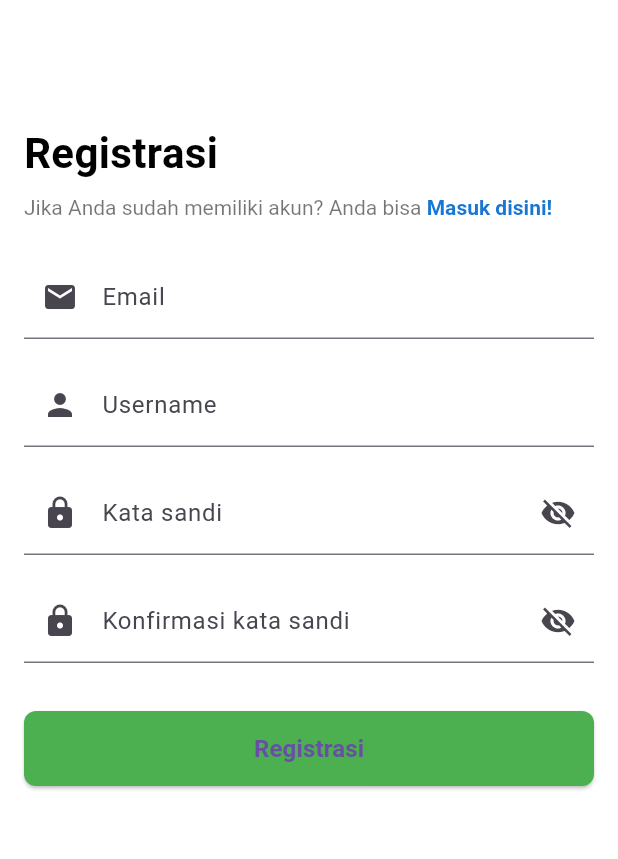
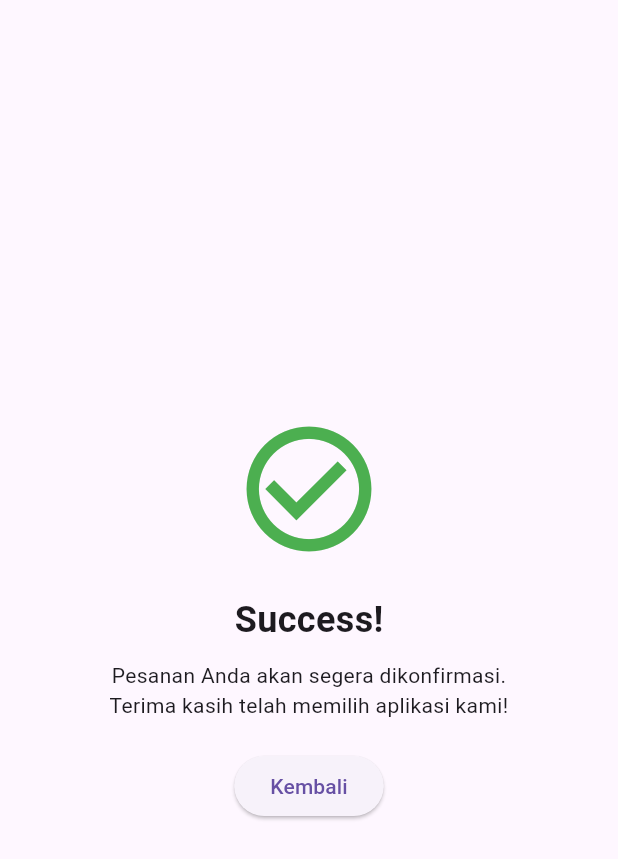
Before and after one commit to yplja01/toko_bunga, a Flutter app: the screen it shows after launch, on a phone screen of 412 x 824 dp. Shown: the top 859 px of the screen. Run offline on Flutter 3.47's test engine with Material 3 defaults, Android fonts, the light colour scheme and no system bars.

Commit message:
add :
Notifications dan Pembayaran

```diff
--- a/lib/main.dart
+++ b/lib/main.dart
@@ -1,7 +1,12 @@
 import 'package:flutter/material.dart';
+import 'package:toko_bunga/screens/Notifications.dart';
+import 'package:toko_bunga/screens/Pembayaran.dart';
 import 'screens/home_screen.dart';
 import 'screens/SignInScreen.dart';
 import 'screens/SearchScreen.dart';
+import 'screens/Pembayaran.dart';
+import 'screens/Notifications.dart';
+
 void main() {
   runApp(MyApp());
 }
@@ -16,7 +21,9 @@
           primarySwatch: Colors.green,
         ),
         //home: HomeScreen(),
-      home: RegistrationPage(),
+      //home: RegistrationPage(),
+     // home: PaymentScreen(),
+      home: SuccessScreen(),
         );
 
     }
--- /dev/null
+++ b/lib/screens/Notifications.dart
@@ -0,0 +1,47 @@
+import 'package:flutter/material.dart';
+
+class SuccessScreen extends StatelessWidget {
+  @override
+  Widget build(BuildContext context) {
+    return Scaffold(
+      body: Center(
+        child: Column(
+          mainAxisAlignment: MainAxisAlignment.center,
+          children: [
+            // Icon atau gambar untuk menunjukkan keberhasilan
+            Icon(
+              Icons.check_circle_outline,
+              size: 100,
+              color: Colors.green,
+            ),
+            SizedBox(height: 20),
+            Text(
+              'Success!',
+              style: TextStyle(
+                fontSize: 24,
+                fontWeight: FontWeight.bold,
+              ),
+            ),
+            SizedBox(height: 10),
+            Text(
+              'Pesanan Anda akan segera dikonfirmasi.',
+              textAlign: TextAlign.center,
+            ),
+            Text(
+              'Terima kasih telah memilih aplikasi kami!',
+              textAlign: TextAlign.center,
+            ),
+            SizedBox(height: 20),
+            // Tombol untuk kembali ke halaman sebelumnya
+            ElevatedButton(
+              onPressed: () {
+                Navigator.pop(context);
+              },
+              child: Text('Kembali'),
+            ),
+          ],
+        ),
+      ),
+    );
+  }
+}
--- a/pubspec.yaml
+++ b/pubspec.yaml
@@ -12,6 +12,7 @@ dependencies:
   flutter:
     sdk: flutter
 
+
   cupertino_icons: ^1.0.8
 
 dev_dependencies:
```
Also changed, not shown: lib/screens/Pembayaran.dart (added, +66 -0 lines).
